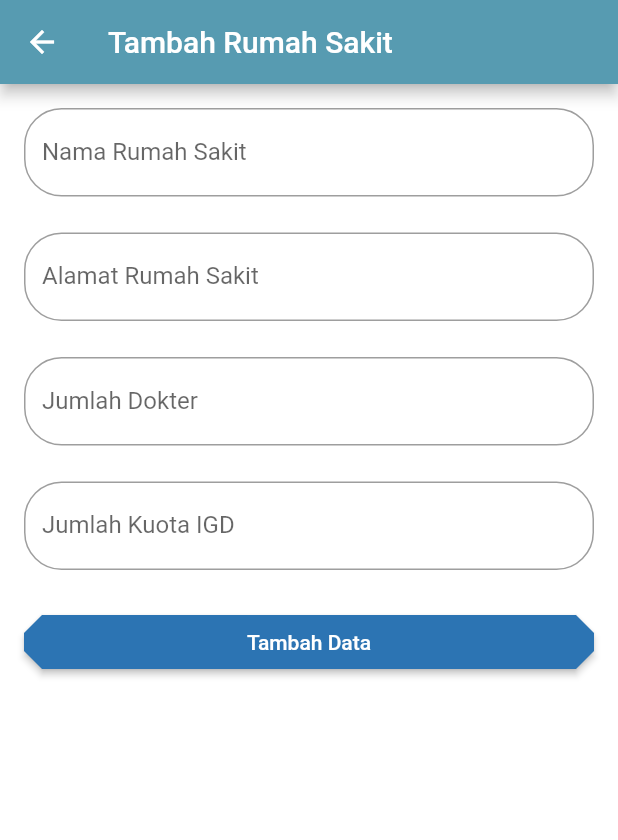
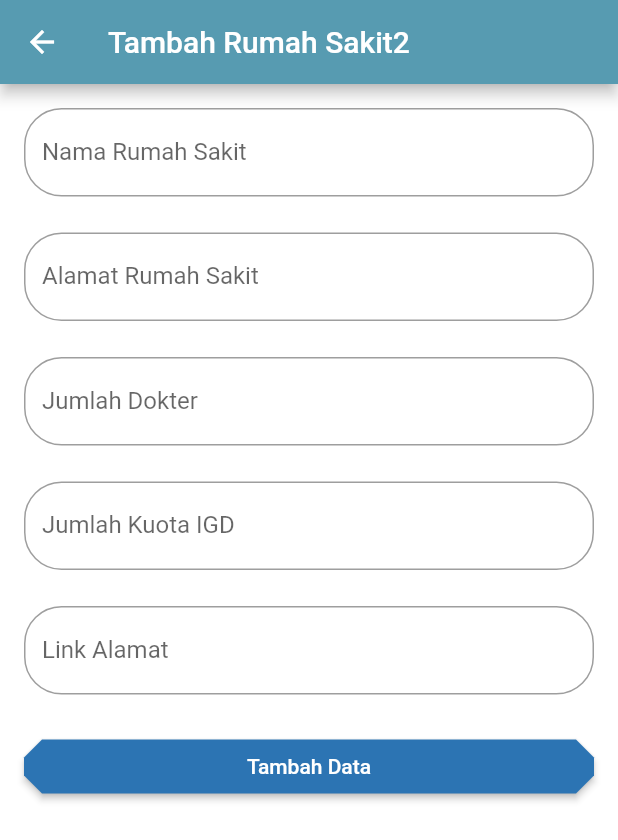
Before and after one commit to shazad02/crud-rumah-sakit-dan-puskesmas-firebase, a Flutter app: the TambahRumah screen opened directly, on a phone screen of 412 x 824 dp. Shown: the top 840 px of the screen. Run offline on Flutter 3.47's test engine with Material 2 defaults, Android fonts, the phone set to English and light mode, and no system bars; our stand-ins replace cloud_firestore, firebase_core, lottie; accounts and stored records are empty.

Commit message:
update map

```diff
--- a/lib/model/rumahsakit.dart
+++ b/lib/model/rumahsakit.dart
@@ -4,6 +4,7 @@ class RmSkt {
   late final String alamat;
   late final int jumlahdc;
   late final int jumlahkuota;
+  late final String maplks;
 
   RmSkt({
     this.id = '',
@@ -11,6 +12,7 @@ class RmSkt {
     required this.alamat,
     required this.jumlahdc,
     required this.jumlahkuota,
+    required this.maplks,
   });
 
   Map<String, dynamic> toJson() => {
@@ -19,6 +21,7 @@ class RmSkt {
         'alamat': alamat,
         'jumlahdc': jumlahdc,
         'jumlahkuota': jumlahkuota,
+        'maplks': maplks,
       };
   static RmSkt fromJson(Map<String, dynamic> json) => RmSkt(
         id: json['id'],
@@ -26,5 +29,6 @@ class RmSkt {
         alamat: json['alamat'],
         jumlahdc: json['jumlahdc'],
         jumlahkuota: json['jumlahkuota'],
+        maplks: json['maplks'],
       );
 }
--- a/lib/screen/tambah2.dart
+++ b/lib/screen/tambah2.dart
@@ -15,13 +15,14 @@ class _TambahRumahState extends State<TambahRumah> {
   final controllerAlamat = TextEditingController();
   final controllerjmldc = TextEditingController();
   final controllerjmlkt = TextEditingController();
+  final controllermaplks = TextEditingController();
 
   @override
   Widget build(BuildContext context) {
     return Scaffold(
       backgroundColor: Colors.white,
       appBar: AppBar(
-        title: Text('Tambah Rumah Sakit'),
+        title: Text('Tambah Rumah Sakit2'),
         backgroundColor: Color.fromARGB(255, 87, 155, 177),
       ),
       body: ListView(
@@ -65,6 +66,15 @@ class _TambahRumahState extends State<TambahRumah> {
             ),
           ),
           SizedBox(height: 24),
+          TextField(
+            controller: controllermaplks,
+            decoration: InputDecoration(
+              border:
+                  OutlineInputBorder(borderRadius: BorderRadius.circular(25)),
+              labelText: 'Link Alamat',
+            ),
+          ),
+          SizedBox(height: 24),
           ElevatedButton(
             style: ElevatedButton.styleFrom(
               backgroundColor: Color.fromARGB(255, 44, 116, 179),
@@ -78,6 +88,7 @@ class _TambahRumahState extends State<TambahRumah> {
                 alamat: controllerAlamat.text,
                 jumlahdc: int.parse(controllerjmldc.text),
                 jumlahkuota: int.parse(controllerjmlkt.text),
+                maplks: controllermaplks.text,
               );
               createRumah(rmskt);
               Navigator.pop(context);
--- a/pubspec.yaml
+++ b/pubspec.yaml
@@ -38,6 +38,7 @@ dependencies:
   cupertino_icons: ^1.0.2
   lottie: ^1.4.2
   cloud_firestore: ^4.3.1
+  url_launcher: ^6.1.8
 
 dev_dependencies:
   flutter_test:
```
Also changed, not shown: lib/screen/rumah2.dart (+19 -1 lines), lib/screen/rumah.dart (line endings or trailing spaces), pubspec.lock, 6 other files.
